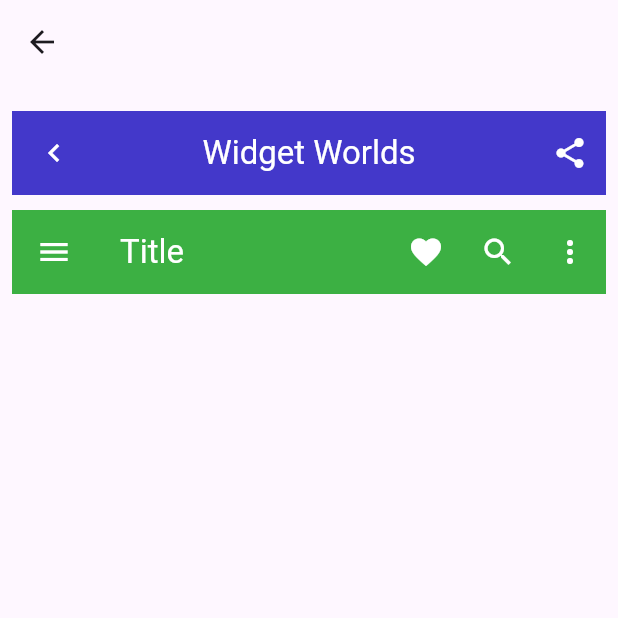
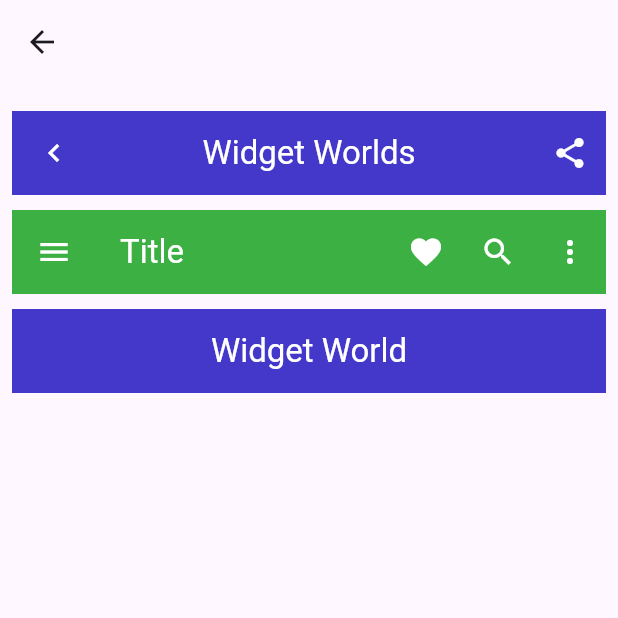
Before and after one commit to KhubaibJamal/FYP, a Flutter app: the AppBars screen opened directly, on a phone screen of 412 x 824 dp, the top half of it. Run offline on Flutter 3.47's test engine with Material 3 defaults, Android fonts, the phone set to English and light mode, and no system bars.

Commit message:
widget:design simple appbar

```diff
--- /dev/null
+++ b/lib/appbars/appbar3.dart
@@ -0,0 +1,29 @@
+import 'package:flutter/material.dart';
+
+class AppBar3 extends StatelessWidget {
+  const AppBar3({super.key});
+
+  @override
+  Widget build(BuildContext context) {
+    return AppBar(
+      centerTitle: true,
+      automaticallyImplyLeading: false,
+      title: const Text(
+        "Widget World",
+        style: TextStyle(color: Colors.white),
+      ),
+      backgroundColor: const Color(0xff4338CA),
+      flexibleSpace: Container(
+        decoration: const BoxDecoration(
+          gradient: LinearGradient(
+            colors: [
+              Color(0xff4338CA),
+              Color(0xff6D28D9),
+            ],
+            stops: [0.5, 1.0],
+          ),
+        ),
+      ),
+    );
+  }
+}
--- a/lib/home/appbars.dart
+++ b/lib/home/appbars.dart
@@ -1,6 +1,7 @@
 import 'package:flutter/material.dart';
 import 'package:fyp/appbars/appbar1.dart';
 import 'package:fyp/appbars/appbar2.dart';
+import 'package:fyp/appbars/appbar3.dart';
 
 class AppBars extends StatelessWidget {
   const AppBars({super.key});
@@ -19,6 +20,8 @@ class AppBars extends StatelessWidget {
               SizedBox(height: 10),
               AppBar2(),
               SizedBox(height: 10),
+              AppBar3(),
+              SizedBox(height: 10),
             ],
           ),
         ),
```
